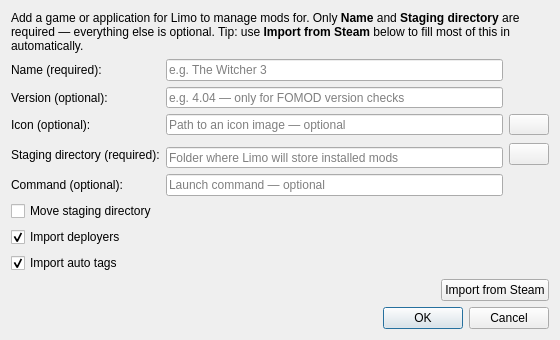
C-Nucifora/limo, file src/ui/addappdialog.ui: the form before one commit.
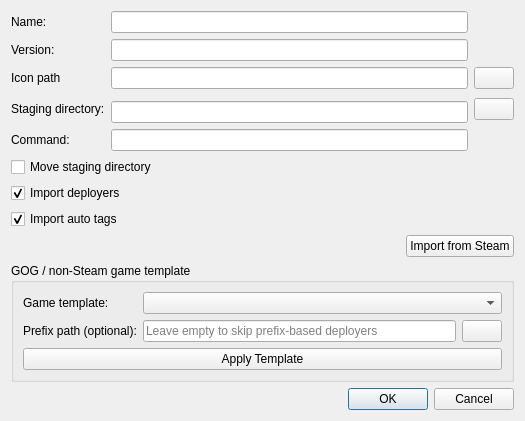
The form after the commit. Icons and pictures are not drawn. Custom widgets are drawn as their Qt base class.

Commit message: feat: add GOG/non-Steam game template support in Add Application dialog

Diff of the .ui file:
```diff
--- a/src/ui/addappdialog.ui
+++ b/src/ui/addappdialog.ui
@@ -6,8 +6,8 @@
    <rect>
     <x>0</x>
     <y>0</y>
-    <width>560</width>
-    <height>340</height>
+    <width>525</width>
+    <height>400</height>
    </rect>
   </property>
   <property name="windowTitle">
@@ -15,79 +15,6 @@
   </property>
   <layout class="QGridLayout" name="gridLayout_3">
    <item row="0" column="0">
-    <widget class="QLabel" name="help_label">
-     <property name="text">
-      <string>Add a game or application for Limo to manage mods for. Only &lt;b&gt;Name&lt;/b&gt; and &lt;b&gt;Staging directory&lt;/b&gt; are required — everything else is optional. Tip: use &lt;b&gt;Import from Steam&lt;/b&gt; below to fill most of this in automatically.</string>
-     </property>
-     <property name="wordWrap">
-      <bool>true</bool>
-     </property>
-    </widget>
-   </item>
-   <item row="5" column="0">
-    <layout class="QGridLayout" name="gridLayout_2">
-     <item row="0" column="0">
-      <spacer name="horizontalSpacer">
-       <property name="orientation">
-        <enum>Qt::Horizontal</enum>
-       </property>
-       <property name="sizeHint" stdset="0">
-        <size>
-         <width>40</width>
-         <height>20</height>
-        </size>
-       </property>
-      </spacer>
-     </item>
-     <item row="0" column="1">
-      <widget class="QPushButton" name="import_button">
-       <property name="toolTip">
-        <string>Auto-fill the fields above from an installed Steam game (recommended)</string>
-       </property>
-       <property name="text">
-        <string>Import from Steam</string>
-       </property>
-      </widget>
-     </item>
-    </layout>
-   </item>
-   <item row="6" column="0">
-    <spacer name="verticalSpacer">
-     <property name="orientation">
-      <enum>Qt::Vertical</enum>
-     </property>
-     <property name="sizeHint" stdset="0">
-      <size>
-       <width>20</width>
-       <height>21</height>
-      </size>
-     </property>
-    </spacer>
-   </item>
-   <item row="2" column="0">
-    <widget class="QCheckBox" name="move_dir_box">
-     <property name="enabled">
-      <bool>true</bool>
-     </property>
-     <property name="toolTip">
-      <string>Move old staging directory to new location</string>
-     </property>
-     <property name="text">
-      <string>Move staging directory</string>
-     </property>
-    </widget>
-   </item>
-   <item row="7" column="0">
-    <widget class="QDialogButtonBox" name="buttonBox">
-     <property name="orientation">
-      <enum>Qt::Horizontal</enum>
-     </property>
-     <property name="standardButtons">
-      <set>QDialogButtonBox::Cancel|QDialogButtonBox::Ok</set>
-     </property>
-    </widget>
-   </item>
-   <item row="1" column="0">
     <layout class="QGridLayout" name="gridLayout">
      <item row="2" column="2">
       <widget class="QPushButton" name="icon_picker_button">
@@ -109,7 +36,7 @@
         <string>The display name for this application in Limo. Required.</string>
        </property>
        <property name="text">
-        <string>Name (required):</string>
+        <string>Name:</string>
        </property>
       </widget>
      </item>
@@ -119,7 +46,7 @@
         <string>Required. All installed mods are stored here. For hard link deployment, this has to be on the same partition as the application.</string>
        </property>
        <property name="text">
-        <string>Staging directory (required):</string>
+        <string>Staging directory:</string>
        </property>
       </widget>
      </item>
@@ -129,7 +56,7 @@
         <string>Optional. An image shown as this application's icon.</string>
        </property>
        <property name="text">
-        <string>Icon (optional):</string>
+        <string>Icon path</string>
        </property>
       </widget>
      </item>
@@ -139,30 +66,18 @@
         <string>Optional. The command Limo runs to launch the application (e.g. the Steam/Proton launch command). Leave empty if you only manage mods.</string>
        </property>
        <property name="text">
-        <string>Command (optional):</string>
+        <string>Command:</string>
        </property>
       </widget>
      </item>
      <item row="4" column="1">
-      <widget class="ValidatingLineEdit" name="path_field">
-       <property name="placeholderText">
-        <string>Folder where Limo will store installed mods</string>
-       </property>
-      </widget>
+      <widget class="ValidatingLineEdit" name="path_field"/>
      </item>
      <item row="0" column="1">
-      <widget class="ValidatingLineEdit" name="name_field">
-       <property name="placeholderText">
-        <string>e.g. The Witcher 3</string>
-       </property>
-      </widget>
+      <widget class="ValidatingLineEdit" name="name_field"/>
      </item>
      <item row="2" column="1">
-      <widget class="QLineEdit" name="icon_field">
-       <property name="placeholderText">
-        <string>Path to an icon image — optional</string>
-       </property>
-      </widget>
+      <widget class="QLineEdit" name="icon_field"/>
      </item>
      <item row="3" column="2" rowspan="2">
       <widget class="QPushButton" name="file_picker_button">
@@ -179,11 +94,7 @@
       </widget>
      </item>
      <item row="5" column="1">
-      <widget class="QLineEdit" name="command_field">
-       <property name="placeholderText">
-        <string>Launch command — optional</string>
-       </property>
-      </widget>
+      <widget class="QLineEdit" name="command_field"/>
      </item>
      <item row="1" column="0">
       <widget class="QLabel" name="label_5">
@@ -191,20 +102,29 @@
         <string>Optional. Only used to evaluate FOMOD install conditions that check the application's version.</string>
        </property>
        <property name="text">
-        <string>Version (optional):</string>
+        <string>Version:</string>
        </property>
       </widget>
      </item>
      <item row="1" column="1">
-      <widget class="QLineEdit" name="version_field">
-       <property name="placeholderText">
-        <string>e.g. 4.04 — only for FOMOD version checks</string>
-       </property>
-      </widget>
+      <widget class="QLineEdit" name="version_field"/>
      </item>
     </layout>
    </item>
-   <item row="3" column="0">
+   <item row="1" column="0">
+    <widget class="QCheckBox" name="move_dir_box">
+     <property name="enabled">
+      <bool>true</bool>
+     </property>
+     <property name="toolTip">
+      <string>Move old staging directory to new location</string>
+     </property>
+     <property name="text">
+      <string>Move staging directory</string>
+     </property>
+    </widget>
+   </item>
+   <item row="2" column="0">
     <widget class="QCheckBox" name="import_checkbox">
      <property name="toolTip">
       <string>Create default deployers for this game</string>
@@ -217,7 +137,7 @@
      </property>
     </widget>
    </item>
-   <item row="4" column="0">
+   <item row="3" column="0">
     <widget class="QCheckBox" name="import_tags_checkbox">
      <property name="toolTip">
       <string>Import default auto tags for this game</string>
@@ -230,6 +150,127 @@
      </property>
     </widget>
    </item>
+   <item row="4" column="0">
+    <layout class="QGridLayout" name="gridLayout_2">
+     <item row="0" column="0">
+      <spacer name="horizontalSpacer">
+       <property name="orientation">
+        <enum>Qt::Horizontal</enum>
+       </property>
+       <property name="sizeHint" stdset="0">
+        <size>
+         <width>40</width>
+         <height>20</height>
+        </size>
+       </property>
+      </spacer>
+     </item>
+     <item row="0" column="1">
+      <widget class="QPushButton" name="import_button">
+       <property name="toolTip">
+        <string>Import an application from steam</string>
+       </property>
+       <property name="text">
+        <string>Import from Steam</string>
+       </property>
+      </widget>
+     </item>
+    </layout>
+   </item>
+   <!-- GOG / non-Steam game template section (issue #74 / limo-app/limo#51) -->
+   <item row="5" column="0">
+    <widget class="QGroupBox" name="gog_group_box">
+     <property name="title">
+      <string>GOG / non-Steam game template</string>
+     </property>
+     <property name="toolTip">
+      <string>Apply a bundled game template to a non-Steam (e.g. GOG) install</string>
+     </property>
+     <layout class="QGridLayout" name="gog_grid_layout">
+      <item row="0" column="0">
+       <widget class="QLabel" name="gog_template_label">
+        <property name="text">
+         <string>Game template:</string>
+        </property>
+       </widget>
+      </item>
+      <item row="0" column="1" colspan="2">
+       <widget class="QComboBox" name="gog_template_combo">
+        <property name="toolTip">
+         <string>Select a bundled game template to apply</string>
+        </property>
+       </widget>
+      </item>
+      <item row="1" column="0">
+       <widget class="QLabel" name="gog_prefix_label">
+        <property name="toolTip">
+         <string>Optional: Wine/Proton prefix path for deployers that target a prefix directory. Leave empty to skip prefix-based deployers.</string>
+        </property>
+        <property name="text">
+         <string>Prefix path (optional):</string>
+        </property>
+       </widget>
+      </item>
+      <item row="1" column="1">
+       <widget class="QLineEdit" name="gog_prefix_field">
+        <property name="toolTip">
+         <string>Optional Wine/Proton prefix path. Leave empty to skip prefix-based deployers.</string>
+        </property>
+        <property name="placeholderText">
+         <string>Leave empty to skip prefix-based deployers</string>
+        </property>
+       </widget>
+      </item>
+      <item row="1" column="2">
+       <widget class="QPushButton" name="gog_prefix_picker_button">
+        <property name="toolTip">
+         <string>Pick prefix directory</string>
+        </property>
+        <property name="text">
+         <string/>
+        </property>
+        <property name="icon">
+         <iconset theme="folder-open">
+          <normaloff>.</normaloff>.</iconset>
+        </property>
+       </widget>
+      </item>
+      <item row="2" column="0" colspan="3">
+       <widget class="QPushButton" name="gog_apply_button">
+        <property name="toolTip">
+         <string>Apply the selected game template using the staging directory as the install path</string>
+        </property>
+        <property name="text">
+         <string>Apply Template</string>
+        </property>
+       </widget>
+      </item>
+     </layout>
+    </widget>
+   </item>
+   <item row="6" column="0">
+    <spacer name="verticalSpacer">
+     <property name="orientation">
+      <enum>Qt::Vertical</enum>
+     </property>
+     <property name="sizeHint" stdset="0">
+      <size>
+       <width>20</width>
+       <height>21</height>
+      </size>
+     </property>
+    </spacer>
+   </item>
+   <item row="7" column="0">
+    <widget class="QDialogButtonBox" name="buttonBox">
+     <property name="orientation">
+      <enum>Qt::Horizontal</enum>
+     </property>
+     <property name="standardButtons">
+      <set>QDialogButtonBox::Cancel|QDialogButtonBox::Ok</set>
+     </property>
+    </widget>
+   </item>
   </layout>
  </widget>
  <customwidgets>
```
Left out of the diff: 13 changed lines with no effect on the pictures. The commit also changes 2 other files.
